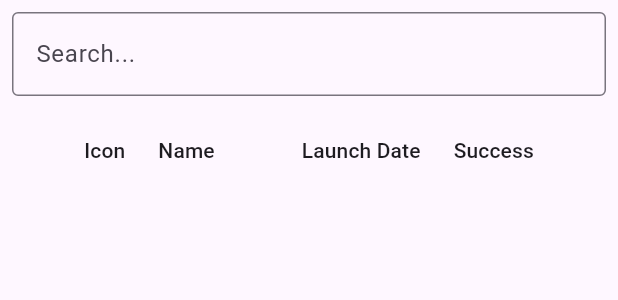
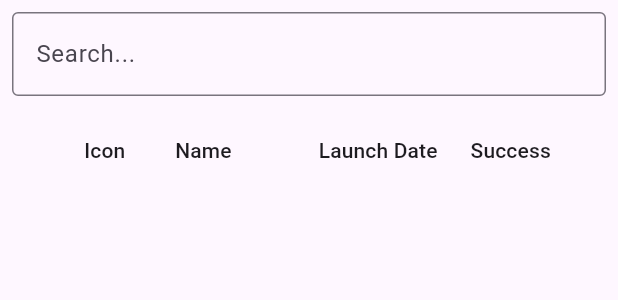
Before and after one commit to DollyFish/TestSpace, a Flutter app: the DisplayLaunchList widget shown alone on an empty page, opened directly with empty values, on a phone screen of 412 x 824 dp. Shown: the top 300 px of the screen. Run offline on Flutter 3.47's test engine with Material 2 defaults, Android fonts, the phone set to English and light mode, and no system bars; our stand-ins replace bloc, flutter_bloc, flutter_modular; network calls fail.

```diff
--- a/lib/bloc/launch_bloc.dart
+++ b/lib/bloc/launch_bloc/launch_bloc.dart
@@ -3,8 +3,8 @@ import 'dart:async';
 import 'package:bloc/bloc.dart';
 import 'package:meta/meta.dart';
 
-import '../API/launch_fecth.dart';
-import '../model/launch_model.dart';
+import '../../API/data_repository.dart';
+import '../../model/launch_model.dart';
 
 part 'launch_event.dart';
 part 'launch_state.dart';
--- a/lib/display/display_list.dart
+++ b/lib/display/display_list.dart
@@ -62,9 +62,19 @@ class _DisplayLaunchListState extends State<DisplayLaunchList> {
           sortColumnIndex: _currentSortColumn,
           sortAscending: _isAscending,
           columns: <DataColumn>[
-            const DataColumn(label: Text('Icon')),
+            const DataColumn(
+                label: SizedBox(
+              width: 50,
+              child: Text(
+                'Icon',
+                textAlign: TextAlign.center,
+              ),
+            )),
             DataColumn(
-                label: const Text('Name'),
+                label: const Text(
+                  'Name',
+                  textAlign: TextAlign.center,
+                ),
                 onSort: (columnIndex, _) {
                   setState(() {
                     _currentSortColumn = columnIndex;
@@ -80,7 +90,10 @@ class _DisplayLaunchListState extends State<DisplayLaunchList> {
                   });
                 }),
             DataColumn(
-              label: const Text('Launch Date'),
+              label: const Text(
+                'Launch Date',
+                textAlign: TextAlign.center,
+              ),
               numeric: true,
               onSort: (columnIndex, _) {
                 setState(() {
@@ -100,7 +113,10 @@ class _DisplayLaunchListState extends State<DisplayLaunchList> {
               },
             ),
             const DataColumn(
-              label: Text('Success'),
+              label: Text(
+                'Success',
+                textAlign: TextAlign.center,
+              ),
             ),
           ],
           rows: const []),
@@ -128,7 +144,8 @@ class _DisplayLaunchListState extends State<DisplayLaunchList> {
                 Modular.to.pushNamed('/page1', arguments: item);
               },
               cells: [
-                DataCell(SizedBox(width: 50, child: Image.network(item.image))),
+                DataCell(SizedBox(
+                    width: 50, child: Image.network(item.image['small']!))),
                 DataCell(SizedBox(
                     width: 70,
                     child: Text(
--- a/lib/display/homepage.dart
+++ b/lib/display/homepage.dart
@@ -1,7 +1,7 @@
 import 'package:flutter/material.dart';
 import 'package:flutter_bloc/flutter_bloc.dart';
 
-import '../bloc/launch_bloc.dart';
+import '../bloc/launch_bloc/launch_bloc.dart';
 import '../model/launch_model.dart';
 import 'display_list.dart';
 
--- a/lib/model/launch_model.dart
+++ b/lib/model/launch_model.dart
@@ -1,16 +1,23 @@
 class Launch {
   final String name;
   final String time;
-  final String image;
+  final Map<String, dynamic> image;
   final bool? success;
-  Launch(this.name, this.time, this.image, this.success);
+  final String rocketID;
+  final String launchpadID;
+  final List crew;
+  Launch(this.name, this.time, this.image, this.success, this.rocketID,
+      this.launchpadID, this.crew);
 
   factory Launch.fromJson(Map<String, dynamic> json) {
     return Launch(
       json['name'],
       json['date_utc'],
-      json['links']['patch']['small'],
+      json['links']['patch'],
       json['success'],
+      json['rocket'],
+      json['launchpad'],
+      json['crew'],
     );
   }
 }
```
Also changed, not shown: lib/API/data_provider.dart (added, +44 -0 lines), lib/API/data_repository.dart (added, +70 -0 lines), lib/API/launch_fecth.dart (deleted, +0 -29 lines), lib/bloc/information_bloc/information_bloc.dart (added, +29 -0 lines), lib/bloc/information_bloc/information_event.dart (added, +10 -0 lines), lib/bloc/information_bloc/information_state.dart (added, +22 -0 lines), lib/display/information_launch.dart (+81 -7 lines), lib/main.dart (+6 -2 lines), lib/model/crew_model.dart (added, +13 -0 lines), lib/model/launchpad_model.dart (added, +16 -0 lines), lib/model/rocket_model.dart (added, +23 -0 lines), lib/bloc/launch_bloc/launch_event.dart (renamed from lib/bloc/launch_event.dart), lib/bloc/launch_bloc/launch_state.dart (renamed from lib/bloc/launch_state.dart).
